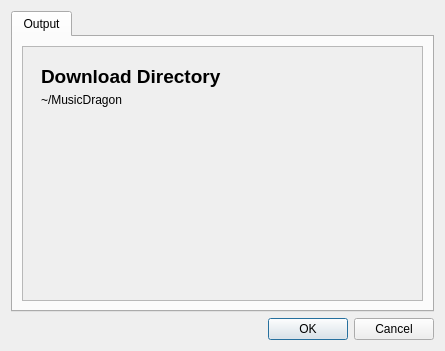
This is res/ui/preferenceswindow.ui in Docheinstein/music-dragon as Qt 5 draws it before an edit. The edited form follows.
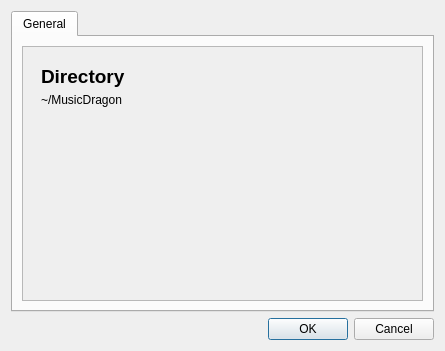
This is the edited form. Custom widgets are drawn as their Qt base class.

```diff
--- a/res/ui/preferenceswindow.ui
+++ b/res/ui/preferenceswindow.ui
@@ -21,7 +21,7 @@
      </property>
      <widget class="QWidget" name="tab">
       <attribute name="title">
-       <string>Output</string>
+       <string>General</string>
       </attribute>
       <layout class="QVBoxLayout" name="verticalLayout_2">
        <item>
@@ -70,7 +70,7 @@
                  </font>
                 </property>
                 <property name="text">
-                 <string>Download Directory</string>
+                 <string>Directory</string>
                 </property>
                </widget>
               </item>
```
Left out of the diff: 4 changed lines with no effect on the pictures.
